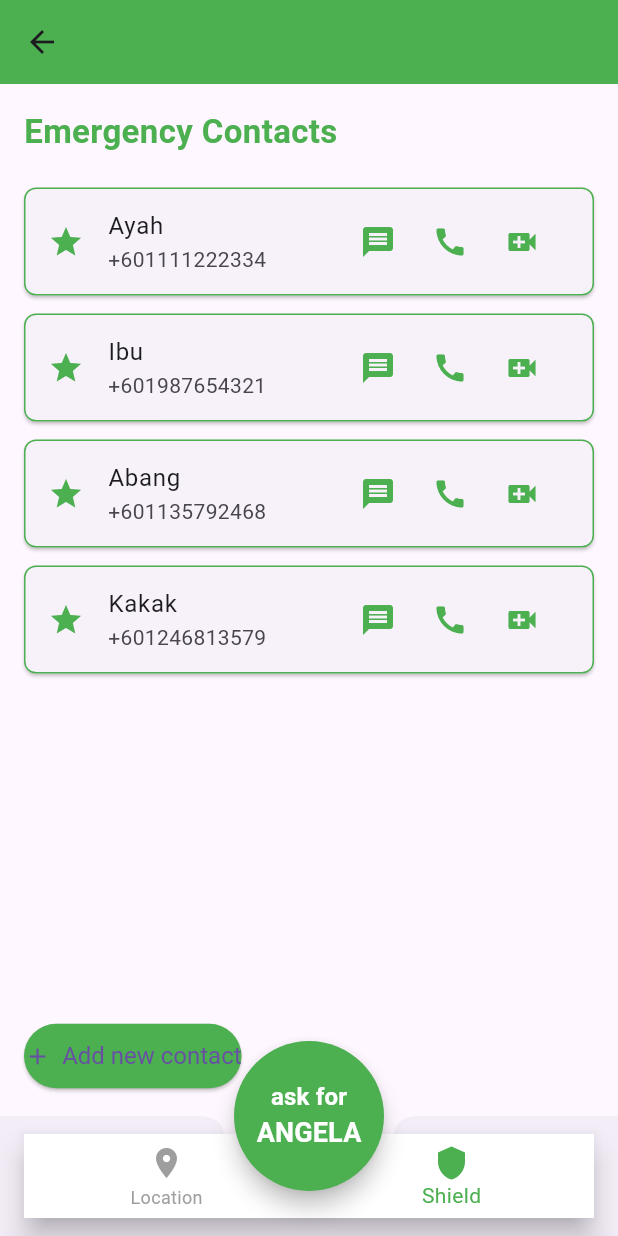
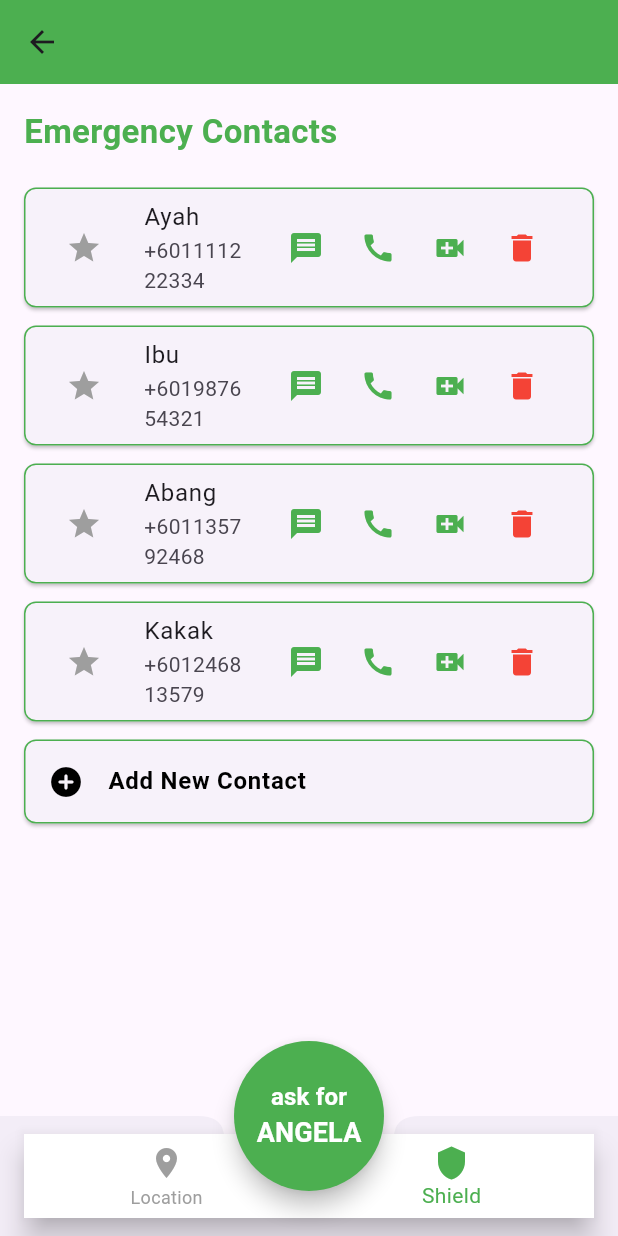
Before and after one commit to farahmunh/stalk_safe, a Flutter app: the Shield screen opened directly, on a phone screen of 412 x 824 dp. Run offline on Flutter 3.47's test engine with Material 3 defaults, Android fonts, the phone set to English and light mode, and no system bars; our stand-ins replace geolocator, google_maps_flutter; missing offline and left inert: app_settings.

Commit message:
Sixth commit

```diff
--- a/lib/shield.dart
+++ b/lib/shield.dart
@@ -7,13 +7,14 @@ class Shield extends StatefulWidget {
 }
 
 class _ShieldState extends State<Shield> {
-  // List to store emergency contacts
   List<Map<String, String>> contacts = [
     {'name': 'Ayah', 'phone': '+601111222334'},
     {'name': 'Ibu', 'phone': '+601987654321'},
     {'name': 'Abang', 'phone': '+601135792468'},
     {'name': 'Kakak', 'phone': '+601246813579'},
   ];
+
+  String? primaryContact;
 
   final TextEditingController _nameController = TextEditingController();
   final TextEditingController _phoneController = TextEditingController();
@@ -67,6 +68,49 @@ class _ShieldState extends State<Shield> {
     );
   }
 
+  void _setPrimaryContact(String name) {
+    setState(() {
+      primaryContact = name;
+    });
+  }
+
+  void _confirmDeleteContact(int index) {
+    showDialog(
+      context: context,
+      builder: (BuildContext context) {
+        return AlertDialog(
+          title: Text('Delete Contact'),
+          content: Text(
+              'Are you sure you want to delete ${contacts[index]['name']} from your emergency contacts?'),
+          actions: [
+            TextButton(
+              onPressed: () {
+                Navigator.of(context).pop();
+              },
+              child: Text('Cancel'),
+            ),
+            TextButton(
+              onPressed: () {
+                _deleteContact(index);
+                Navigator.of(context).pop();
+              },
+              child: Text(
+                'Delete',
+                style: TextStyle(color: Colors.red),
+              ),
+            ),
+          ],
+        );
+      },
+    );
+  }
+
+  void _deleteContact(int index) {
+    setState(() {
+      contacts.removeAt(index);
+    });
+  }
+
   void _onBottomNavTapped(int index) {
     if (index == 0) {
       Navigator.push(
@@ -98,8 +142,28 @@ class _ShieldState extends State<Shield> {
             SizedBox(height: 16),
             Expanded(
               child: ListView.builder(
-                itemCount: contacts.length,
+                itemCount: contacts.length + 1, // +1 for the Add Contact button
                 itemBuilder: (context, index) {
+                  if (index == contacts.length) {
+                    // Add Contact Button at the end of the list
+                    return Card(
+                      shape: RoundedRectangleBorder(
+                        borderRadius: BorderRadius.circular(8),
+                        side: BorderSide(color: Colors.green),
+                      ),
+                      margin: EdgeInsets.symmetric(vertical: 6),
+                      child: ListTile(
+                        leading: Icon(Icons.add_circle_rounded, color: Colors.black),
+                        title: Text(
+                          'Add New Contact',
+                          style: TextStyle(color: Colors.black, fontWeight: FontWeight.bold),
+                        ),
+                        onTap: _showAddContactDialog,
+                      ),
+                    );
+                  }
+
+                  final contact = contacts[index];
                   return Card(
                     shape: RoundedRectangleBorder(
                       borderRadius: BorderRadius.circular(8),
@@ -107,9 +171,19 @@ class _ShieldState extends State<Shield> {
                     ),
                     margin: EdgeInsets.symmetric(vertical: 6),
                     child: ListTile(
-                      leading: Icon(Icons.star, color: Colors.green),
-                      title: Text(contacts[index]['name']!),
-                      subtitle: Text(contacts[index]['phone']!),
+                      leading: IconButton(
+                        icon: Icon(
+                          Icons.star,
+                          color: primaryContact == contact['name']
+                              ? Colors.amber
+                              : Colors.grey,
+                        ),
+                        onPressed: () {
+                          _setPrimaryContact(contact['name']!);
+                        },
+                      ),
+                      title: Text(contact['name']!),
+                      subtitle: Text(contact['phone']!),
                       trailing: Row(
                         mainAxisSize: MainAxisSize.min,
                         children: [
@@ -131,22 +205,17 @@ class _ShieldState extends State<Shield> {
                               // Handle video call action
                             },
                           ),
+                          IconButton(
+                            icon: Icon(Icons.delete, color: Colors.red),
+                            onPressed: () {
+                              _confirmDeleteContact(index);
+                            },
+                          ),
                         ],
                       ),
                     ),
                   );
                 },
-              ),
-            ),
-            SizedBox(height: 16),
-            ElevatedButton.icon(
-              onPressed: _showAddContactDialog,
-              icon: Icon(Icons.add),
-              label: Text('Add new contact'),
-              style: ElevatedButton.styleFrom(
-                backgroundColor: Colors.green,
-                padding: EdgeInsets.symmetric(vertical: 12),
-                textStyle: TextStyle(fontSize: 16),
               ),
             ),
           ],
```
